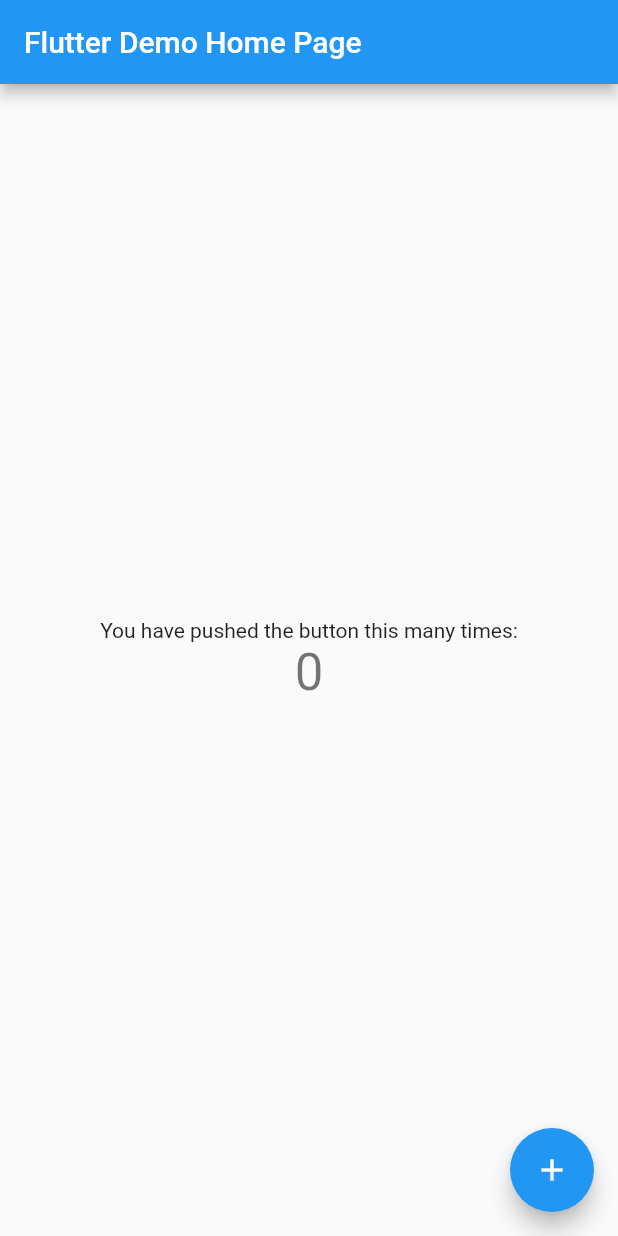
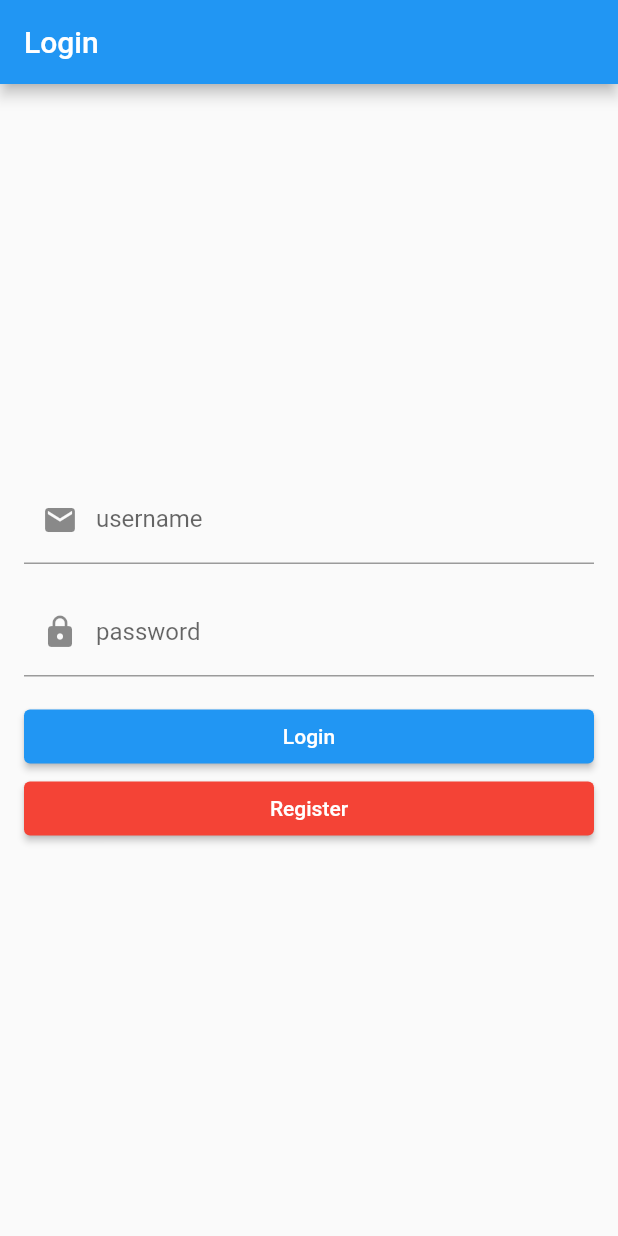
Before and after one commit to domma90/flutter-demo-xie, a Flutter app: the screen it shows after launch, on a phone screen of 412 x 824 dp. Run offline on Flutter 3.47's test engine with Material 2 defaults, Android fonts, the phone set to English and light mode, and no system bars.

```diff
--- a/flutter_xie_demo/lib/main.dart
+++ b/flutter_xie_demo/lib/main.dart
@@ -1,8 +1,23 @@
 import 'package:flutter/material.dart';
+import 'package:flutter_xie_demo/ui/login_screen.dart';
 
 void main() {
   runApp(MyApp());
 }
+
+class MyApp extends StatelessWidget {
+  @override
+  Widget build(BuildContext context) {
+    return MaterialApp(
+      home: LoginScreen(),
+      // routes: ,
+    );
+  }
+}
+
+
+
+/*
 
 class MyApp extends StatelessWidget {
   // This widget is the root of your application.
@@ -111,3 +126,4 @@ class _MyHomePageState extends State<MyHomePage> {
     );
   }
 }
+*/
--- /dev/null
+++ b/flutter_xie_demo/lib/ui/login_screen.dart
@@ -0,0 +1,116 @@
+import 'package:flutter/cupertino.dart';
+import 'package:flutter/material.dart';
+import 'package:flutter_xie_demo/ui/register_screen.dart';
+
+class LoginScreen extends StatelessWidget {
+  @override
+  Widget build(BuildContext context) {
+    return Scaffold(
+      appBar: AppBar(
+        title: Text("Login"),
+      ),
+      body: LoginBody(),
+    );
+  }
+}
+
+class LoginBody extends StatefulWidget {
+  @override
+  State<StatefulWidget> createState() {
+    return LoginBodyState();
+  }
+}
+
+class LoginBodyState extends State<LoginBody> {
+  TextEditingController usernameCont;
+  TextEditingController passwordCont;
+
+  @override
+  void initState() {
+    super.initState();
+    usernameCont = TextEditingController();
+    passwordCont = TextEditingController();
+  }
+
+  @override
+  void dispose() {
+    usernameCont.dispose();
+    passwordCont.dispose();
+    super.dispose();
+  }
+
+  @override
+  Widget build(BuildContext context) {
+    return Container(
+      margin: EdgeInsets.symmetric(horizontal: 16),
+      child: Column(
+        mainAxisAlignment: MainAxisAlignment.center,
+        crossAxisAlignment: CrossAxisAlignment.stretch,
+        children: [
+          TextFormField(
+            keyboardType: TextInputType.emailAddress,
+            controller: usernameCont,
+            decoration: InputDecoration(
+              labelText: "username",
+              prefixIcon: Icon(Icons.email),
+            ),
+          ),
+          SizedBox(
+            height: 16,
+          ),
+          TextFormField(
+            obscureText: true,
+            keyboardType: TextInputType.visiblePassword,
+            controller: passwordCont,
+            decoration: InputDecoration(
+              labelText: "password",
+              prefixIcon: Icon(Icons.lock),
+            ),
+          ),
+          SizedBox(
+            height: 16,
+          ),
+          ElevatedButton(onPressed: _login, child: Text("Login")),
+          ElevatedButton(
+            onPressed: _register,
+            child: Text("Register"),
+            style: ElevatedButton.styleFrom(
+              primary: Colors.red,
+              onPrimary: Colors.white,
+            ),
+          ),
+        ],
+      ),
+    );
+  }
+
+  void _login() {
+    String username = usernameCont.text;
+    String password = passwordCont.text;
+
+    if (username.isEmpty) {
+      showDialog(
+        context: context,
+        builder: (_) => AlertDialog(
+          title: Text("Error !"),
+          content: Text("Please enter a valid username"),
+        ),
+      );
+    } else if (password.isEmpty) {
+      showDialog(
+        context: context,
+        builder: (_) => AlertDialog(
+          title: Text("Error !"),
+          content: Text("Please enter a valid password"),
+        ),
+      );
+    } else {}
+  }
+
+  void _register() {
+    Navigator.push(
+      context,
+      MaterialPageRoute(builder: (context) => RegisterScreen()),
+    );
+  }
+}
```
Also changed, not shown: flutter_xie_demo/lib/ui/register_screen.dart (added, +20 -0 lines), flutter_xie_demo/pubspec.lock, 4 other files.
